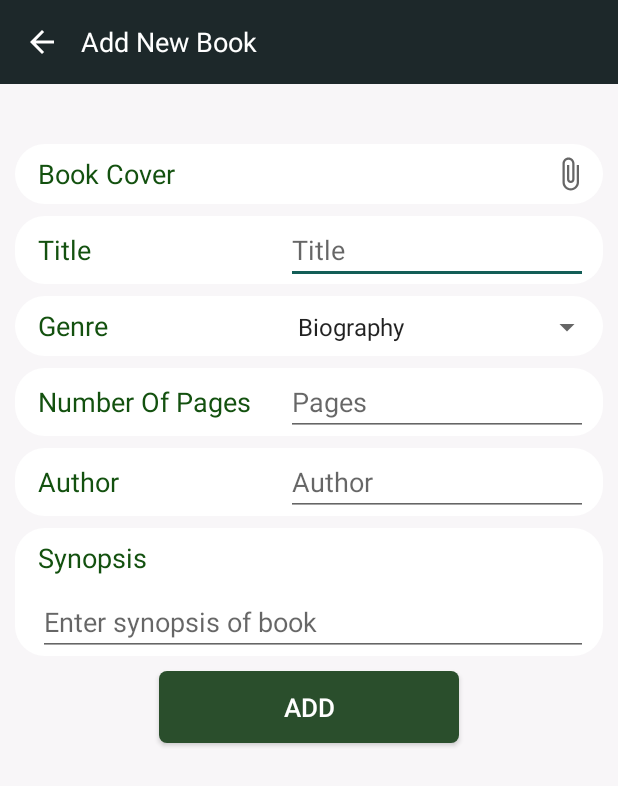
After one commit to HeranSemere/BookHub, an Android app: the AddBook screen opened directly, with no data from a screen before it, on a phone screen of 412 x 824 dp. The commit adds this screen. Shown: the top 786 px of the screen. Run offline under Robolectric (Android 15) with nearby library versions, the phone set to English and light mode, and no system bars.

Commit message:
Activity to add new book added

```diff
--- a/app/src/main/AndroidManifest.xml
+++ b/app/src/main/AndroidManifest.xml
@@ -9,8 +9,11 @@
         android:roundIcon="@mipmap/ic_launcher_round"
         android:supportsRtl="true"
         android:theme="@style/AppTheme">
-        <activity android:name=".OwnersBooks"
+        <activity android:name=".AddBook"
             android:theme="@style/AppTheme.NoActionBar"/>
+        <activity
+            android:name=".OwnersBooks"
+            android:theme="@style/AppTheme.NoActionBar" />
         <activity
             android:name=".ui.mybooks.BookDetail"
             android:theme="@style/AppTheme.NoActionBar" />
--- /dev/null
+++ b/app/src/main/java/com/binaryninja/readerhub/AddBook.kt
@@ -0,0 +1,19 @@
+package com.binaryninja.readerhub
+
+import androidx.appcompat.app.AppCompatActivity
+import android.os.Bundle
+import kotlinx.android.synthetic.main.add_house_app_bar.*
+
+class AddBook : AppCompatActivity() {
+    override fun onCreate(savedInstanceState: Bundle?) {
+        super.onCreate(savedInstanceState)
+        setContentView(R.layout.activity_add_book)
+
+
+        add_book_back.setOnClickListener {
+            finish()
+        }
+
+
+    }
+}
--- a/app/src/main/java/com/binaryninja/readerhub/data/Book.kt
+++ b/app/src/main/java/com/binaryninja/readerhub/data/Book.kt
@@ -12,5 +12,4 @@ data class Book (
     val synopsis :String,
     val visibility: Boolean
 
-
     )
--- a/app/src/main/java/com/binaryninja/readerhub/ui/profile/ProfileFragment.kt
+++ b/app/src/main/java/com/binaryninja/readerhub/ui/profile/ProfileFragment.kt
@@ -1,11 +1,15 @@
 package com.binaryninja.readerhub.ui.profile
 
+import android.content.Intent
 import android.os.Bundle
 import android.view.LayoutInflater
 import android.view.View
 import android.view.ViewGroup
+import androidx.core.content.ContextCompat
 import androidx.fragment.app.Fragment
 import androidx.recyclerview.widget.LinearLayoutManager
+import com.binaryninja.readerhub.AddBook
+import com.binaryninja.readerhub.OwnersBooks
 import com.binaryninja.readerhub.R
 import com.binaryninja.readerhub.data.Book
 import com.binaryninja.readerhub.data.User
@@ -34,6 +38,8 @@ class ProfileFragment : Fragment() {
             textView.text = it
         })*/
 
+
+
         return inflater.inflate(R.layout.fragment_profile, container, false)
     }
 
@@ -50,5 +56,12 @@ class ProfileFragment : Fragment() {
 
         owners_books_recyclerView.layoutManager = LinearLayoutManager(activity)
         owners_books_recyclerView.adapter = OwnersBookRecyclerAdapter(usersBooks)
+
+        addFAB.setOnClickListener {
+
+            val intent = Intent (activity, AddBook::class.java)
+            activity?.startActivity(intent)
+
+        }
     }
 }
--- /dev/null
+++ b/app/src/main/res/drawable-v24/rounded_layout.xml
@@ -0,0 +1,11 @@
+<?xml version="1.0" encoding="utf-8"?>
+<shape xmlns:android="http://schemas.android.com/apk/res/android">
+
+
+        <solid android:color="#FFFFFF"/>
+        <stroke android:width="0dp" android:color="#B1BCBE" />
+        <corners android:radius="20dp"/>
+        <padding android:left="0dp" android:top="0dp" android:right="0dp" android:bottom="0dp" />
+
+
+</shape>
--- /dev/null
+++ b/app/src/main/res/drawable/attach_icon.xml
@@ -0,0 +1,10 @@
+<vector xmlns:android="http://schemas.android.com/apk/res/android"
+    android:width="24dp"
+    android:height="24dp"
+    android:viewportWidth="24"
+    android:viewportHeight="24"
+    android:tint="?attr/colorControlNormal">
+  <path
+      android:fillColor="@android:color/white"
+      android:pathData="M16.5,6v11.5c0,2.21 -1.79,4 -4,4s-4,-1.79 -4,-4V5c0,-1.38 1.12,-2.5 2.5,-2.5s2.5,1.12 2.5,2.5v10.5c0,0.55 -0.45,1 -1,1s-1,-0.45 -1,-1V6H10v9.5c0,1.38 1.12,2.5 2.5,2.5s2.5,-1.12 2.5,-2.5V5c0,-2.21 -1.79,-4 -4,-4S7,2.79 7,5v12.5c0,3.04 2.46,5.5 5.5,5.5s5.5,-2.46 5.5,-5.5V6h-1.5z"/>
+</vector>
--- /dev/null
+++ b/app/src/main/res/drawable/check.xml
@@ -0,0 +1,5 @@
+<vector android:height="24dp" android:tint="#428700"
+    android:viewportHeight="24" android:viewportWidth="24"
+    android:width="24dp" xmlns:android="http://schemas.android.com/apk/res/android">
+    <path android:fillColor="@android:color/white" android:pathData="M9,16.17L4.83,12l-1.42,1.41L9,19 21,7l-1.41,-1.41z"/>
+</vector>
--- /dev/null
+++ b/app/src/main/res/layout/activity_add_book.xml
@@ -0,0 +1,265 @@
+<?xml version="1.0" encoding="utf-8"?>
+<LinearLayout xmlns:android="http://schemas.android.com/apk/res/android"
+    xmlns:app="http://schemas.android.com/apk/res-auto"
+    xmlns:tools="http://schemas.android.com/tools"
+    android:orientation="vertical"
+    android:layout_width="match_parent"
+    android:layout_height="match_parent"
+    android:background="#f8f6f8"
+    tools:context=".AddBook">
+    <include
+        layout="@layout/add_house_app_bar"/>
+
+    <ScrollView
+        android:layout_marginTop="40dp"
+        android:layout_width="match_parent"
+        android:layout_height="match_parent"
+        android:orientation="vertical">
+
+        <LinearLayout
+            android:layout_width="match_parent"
+            android:layout_height="match_parent"
+            android:orientation="vertical">
+
+            <LinearLayout
+                android:background="@drawable/rounded_layout"
+                android:layout_marginStart="10dp"
+                android:layout_marginEnd="10dp"
+
+                android:paddingStart="15dp"
+                android:layout_marginBottom="8dp"
+                android:layout_width="match_parent"
+                android:layout_height="wrap_content"
+                android:orientation="horizontal">
+
+                <TextView
+                    android:textColor="#13510F"
+                    android:gravity="center_vertical"
+                    android:layout_height="40dp"
+                    android:layout_weight="1"
+                    android:layout_width="wrap_content"
+                    android:textSize="18sp"
+                    android:text="Book Cover" />
+
+                <ImageView
+                    android:id="@+id/photoCheck"
+                    tools:src="@drawable/check"
+                    android:layout_marginRight="4dp"
+                    android:layout_width="30dp"
+                    android:layout_height="match_parent"/>
+                <ImageView
+                    android:clickable="true"
+                    android:id="@+id/attachImage"
+                    android:layout_gravity="center_vertical"
+                    android:layout_width="wrap_content"
+                    android:layout_height="wrap_content"
+                    app:srcCompat="@drawable/attach_icon"
+                    android:layout_marginEnd="10dp"
+                    />
+
+            </LinearLayout>
+
+
+
+
+            <LinearLayout
+                android:background="@drawable/rounded_layout"
+                android:layout_marginStart="10dp"
+                android:layout_marginEnd="10dp"
+                android:layout_marginBottom="8dp"
+                android:paddingStart="15dp"
+                android:layout_width="match_parent"
+                android:layout_height="wrap_content"
+                android:orientation="horizontal">
+
+                <TextView
+                    android:textColor="#13510F"
+                    android:gravity="center_vertical"
+                    android:layout_height="40dp"
+                    android:layout_weight="1"
+                    android:layout_width="330dp"
+                    android:textSize="18sp"
+                    android:text="Title" />
+
+
+                <EditText
+                    android:layout_marginEnd="10dp"
+                    android:inputType="textLongMessage"
+                    android:layout_weight="1"
+                    android:layout_width="match_parent"
+                    android:layout_height="wrap_content"
+                    android:hint="Title" />
+
+
+            </LinearLayout>
+
+
+            <LinearLayout
+                android:background="@drawable/rounded_layout"
+                android:layout_marginBottom="8dp"
+                android:layout_marginStart="10dp"
+                android:layout_marginEnd="10dp"
+                android:paddingStart="15dp"
+                android:layout_width="match_parent"
+                android:layout_height="wrap_content"
+
+                android:orientation="horizontal">
+
+                <TextView
+                    android:textColor="#13510F"
+                    android:gravity="center_vertical"
+                    android:layout_height="40dp"
+                    android:layout_weight="1"
+                    android:layout_width="330dp"
+                    android:textSize="18sp"
+                    android:text="Genre" />
+
+                <Spinner
+                    android:layout_weight="1"
+                    android:layout_width="match_parent"
+                    android:layout_height="wrap_content"
+                    android:entries="@array/add_genre"
+                    />
+
+            </LinearLayout>
+
+
+            <LinearLayout
+                android:background="@drawable/rounded_layout"
+                android:layout_marginBottom="8dp"
+                android:layout_marginStart="10dp"
+                android:layout_marginEnd="10dp"
+                android:paddingStart="15dp"
+                android:layout_width="match_parent"
+                android:layout_height="wrap_content"
+
+                android:orientation="horizontal">
+
+                <TextView
+                    android:textColor="#13510F"
+                    android:gravity="center_vertical"
+                    android:layout_height="40dp"
+                    android:layout_weight="1"
+                    android:layout_width="330dp"
+                    android:textSize="18sp"
+                    android:text="Number Of Pages" />
+
+
+                <EditText
+                    android:layout_marginEnd="10dp"
+                    android:inputType="textLongMessage"
+                    android:layout_weight="1"
+                    android:layout_width="match_parent"
+                    android:layout_height="wrap_content"
+                    android:hint="Pages" />
+
+            </LinearLayout>
+
+
+            <LinearLayout
+                android:background="@drawable/rounded_layout"
+                android:layout_marginBottom="8dp"
+                android:layout_marginStart="10dp"
+                android:layout_marginEnd="10dp"
+                android:paddingStart="15dp"
+                android:layout_width="match_parent"
+                android:layout_height="wrap_content"
+
+                android:orientation="horizontal">
+
+                <TextView
+                    android:textColor="#13510F"
+                    android:gravity="center_vertical"
+                    android:layout_height="40dp"
+                    android:layout_weight="1"
+                    android:layout_width="330dp"
+                    android:textSize="18sp"
+                    android:text="Author" />
+
+
+                <EditText
+                    android:layout_marginEnd="10dp"
+                    android:inputType="textLongMessage"
+                    android:layout_weight="1"
+                    android:layout_width="match_parent"
+                    android:layout_height="wrap_content"
+                    android:hint="Author" />
+
+            </LinearLayout>
+
+
+
+
+
+
+
+
+
+
+            <LinearLayout
+                android:background="@drawable/rounded_layout"
+                android:layout_marginStart="10dp"
+                android:layout_marginEnd="10dp"
+                android:paddingStart="15dp"
+
+                android:layout_width="match_parent"
+                android:layout_height="wrap_content"
+                android:orientation="vertical">
+
+                <TextView
+                    android:textColor="#13510F"
+                    android:gravity="center_vertical"
+                    android:layout_height="40dp"
+                    android:layout_weight="1"
+                    android:layout_width="match_parent"
+                    android:textSize="18sp"
+                    android:text="Synopsis" />
+
+
+                <EditText
+                    android:layout_marginEnd="10dp"
+                    android:layout_weight="1"
+                    android:id="@+id/priceEdit"
+                    android:layout_width="match_parent"
+                    android:layout_height="wrap_content"
+                    android:ems="10"
+                    android:hint="Enter synopsis of book"
+                    android:inputType="textMultiLine"
+
+                    />
+
+
+
+
+            </LinearLayout>
+
+
+
+
+            <Button
+                android:layout_marginTop="10dp"
+                android:layout_width="200dp"
+                android:layout_gravity="center_horizontal"
+                android:layout_height="wrap_content"
+                android:background="@drawable/button_background"
+                android:text="Add"
+                android:textColor="@color/white"
+                android:textSize="17sp"
+                android:backgroundTint="#2A4E2C"
+                android:id="@+id/addDoneButton"
+              />
+
+            <View
+                android:layout_width="wrap_content"
+                android:layout_height="wrap_content"
+                android:layout_marginBottom="40dp"/>
+
+        </LinearLayout>
+
+
+    </ScrollView>
+
+
+
+
+</LinearLayout>
--- /dev/null
+++ b/app/src/main/res/layout/add_house_app_bar.xml
@@ -0,0 +1,27 @@
+<?xml version="1.0" encoding="utf-8"?>
+<androidx.appcompat.widget.Toolbar
+    xmlns:android="http://schemas.android.com/apk/res/android"
+    xmlns:app="http://schemas.android.com/apk/res-auto"
+    android:layout_width="match_parent"
+    android:layout_height="?attr/actionBarSize"
+    android:id="@+id/addHouseToolBar"
+    android:theme="@style/ThemeOverlay.AppCompat.Dark"
+    android:background="@color/bar_color">
+
+    <ImageView
+        android:clickable="true"
+        android:id="@+id/add_book_back"
+        android:layout_width="wrap_content"
+        android:layout_height="wrap_content"
+        android:layout_marginRight="14dp"
+        app:srcCompat="@drawable/white_arrow"
+        android:focusable="true" />
+
+    <TextView
+        android:layout_width="wrap_content"
+        android:layout_height="wrap_content"
+        android:textSize="18sp"
+        android:textColor="@color/white"
+        android:text="Add New Book"/>
+
+</androidx.appcompat.widget.Toolbar>
--- a/app/src/main/res/menu/menu_main.xml
+++ b/app/src/main/res/menu/menu_main.xml
@@ -6,11 +6,10 @@
         android:id="@+id/search_icon"
         android:icon="@drawable/search"
         app:showAsAction="ifRoom"
-        android:title="Compose">
+        android:title="Search">
     </item>
     <item
         android:id="@+id/action_two"
-        android:title="Filter"/>
-
+        android:title="Log out"/>
 
 </menu>
--- a/app/src/main/res/values/strings.xml
+++ b/app/src/main/res/values/strings.xml
@@ -64,7 +64,20 @@ This beautifully written and powerful book captures Barack Obama’s conviction
         <item>Fiction</item>
         <item>Novel</item>
         <item>History</item>
-        <item>Myth</item>
+        <item>Mythology</item>
+        <item>Satire</item>
+        <item>Self help</item>
+        <item>Classic</item>
+        <item>Mystery</item>
+
+    </string-array>
+
+    <string-array name="add_genre">
+        <item>Biography</item>
+        <item>Fiction</item>
+        <item>Novel</item>
+        <item>History</item>
+        <item>Mythology</item>
         <item>Satire</item>
         <item>Self help</item>
         <item>Classic</item>
```
